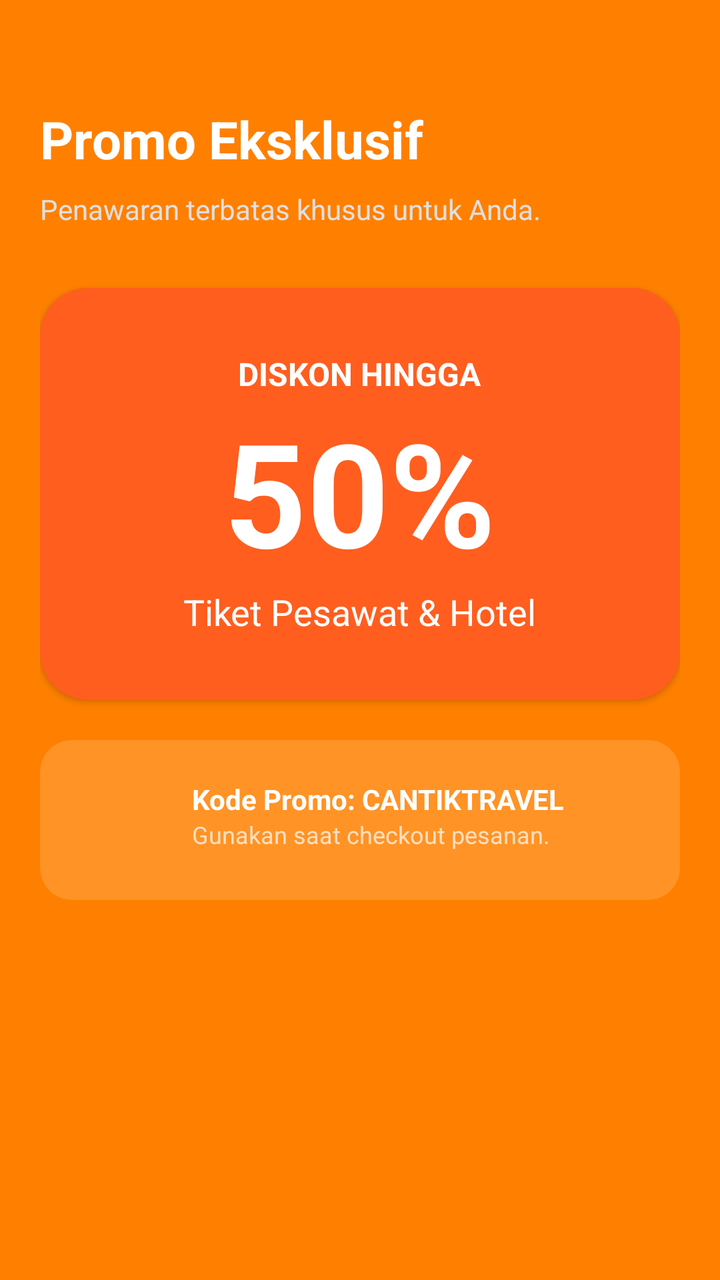
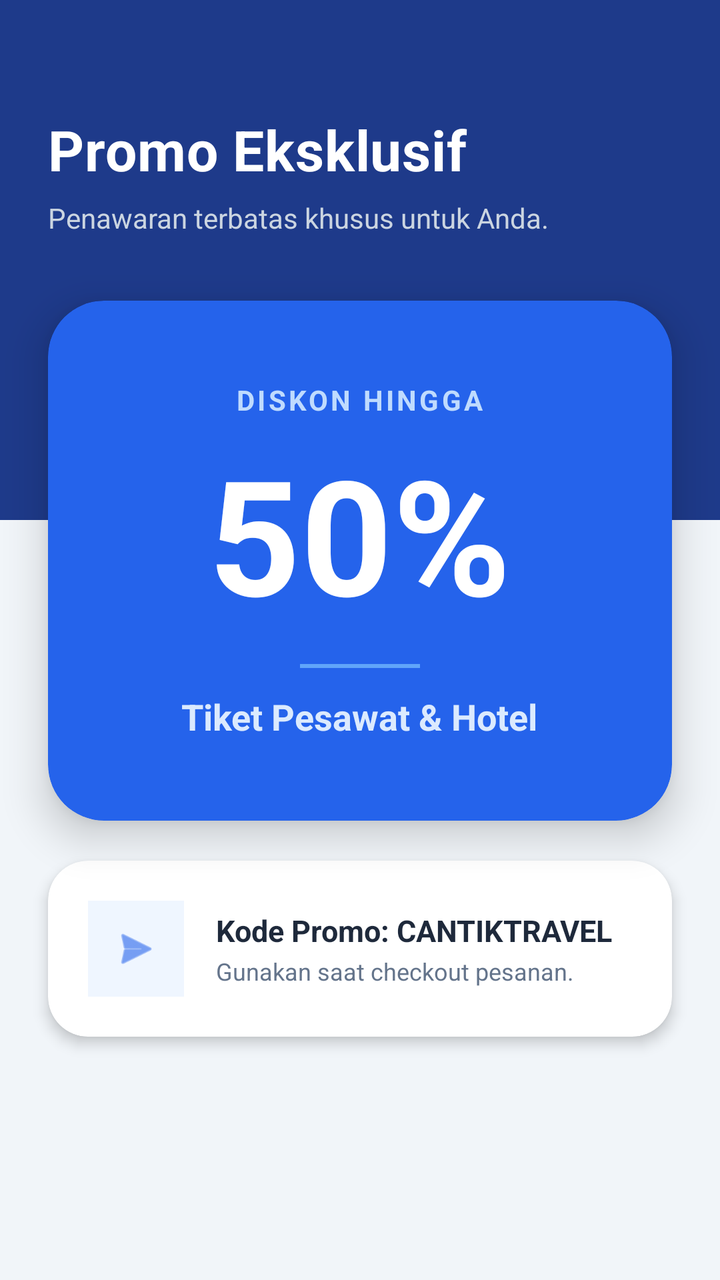

Before-and-after screenshots of an Android layout around one commit, followed by the original layout XML and the change that was made.
<!-- AndroidManifest.xml: application theme Theme.ProjectMobile -->
<!-- res/layout/activity_custom2.xml -->
<?xml version="1.0" encoding="utf-8"?>
<androidx.constraintlayout.widget.ConstraintLayout
    xmlns:android="http://schemas.android.com/apk/res/android"
    xmlns:app="http://schemas.android.com/apk/res-auto"
    android:id="@+id/main"
    android:layout_width="match_parent"
    android:layout_height="match_parent"
    android:background="#FF8000"
    android:padding="20dp">

    <TextView
        android:id="@+id/tvJudulHalaman"
        android:layout_width="wrap_content"
        android:layout_height="wrap_content"
        android:layout_marginTop="32dp"
        android:text="Promo Eksklusif"
        android:textColor="#FFFFFF"
        android:textSize="26sp"
        android:textStyle="bold"
        app:layout_constraintStart_toStartOf="parent"
        app:layout_constraintTop_toTopOf="parent" />

    <TextView
        android:id="@+id/tvDeskripsiHalaman"
        android:layout_width="0dp"
        android:layout_height="wrap_content"
        android:layout_marginTop="8dp"
        android:text="Penawaran terbatas khusus untuk Anda."
        android:textColor="#E0E0E0"
        app:layout_constraintEnd_toEndOf="parent"
        app:layout_constraintStart_toStartOf="parent"
        app:layout_constraintTop_toBottomOf="@id/tvJudulHalaman" />

    <androidx.cardview.widget.CardView
        android:id="@+id/cardPromo"
        android:layout_width="match_parent"
        android:layout_height="wrap_content"
        android:layout_marginTop="30dp"
        app:cardBackgroundColor="#FF5E1F"
        app:cardCornerRadius="24dp"
        app:layout_constraintTop_toBottomOf="@id/tvDeskripsiHalaman">

        <LinearLayout
            android:layout_width="match_parent"
            android:layout_height="wrap_content"
            android:gravity="center"
            android:orientation="vertical"
            android:padding="32dp">

            <TextView
                android:layout_width="wrap_content"
                android:layout_height="wrap_content"
                android:text="DISKON HINGGA"
                android:textColor="#FFFFFF"
                android:textSize="16sp"
                android:textStyle="bold" />

            <TextView
                android:layout_width="wrap_content"
                android:layout_height="wrap_content"
                android:text="50%"
                android:textColor="#FFFFFF"
                android:textSize="72sp"
                android:textStyle="bold" />

            <TextView
                android:layout_width="wrap_content"
                android:layout_height="wrap_content"
                android:text="Tiket Pesawat &amp; Hotel"
                android:textColor="#FFFFFF"
                android:textSize="18sp" />
        </LinearLayout>
    </androidx.cardview.widget.CardView>

    <androidx.cardview.widget.CardView
        android:layout_width="match_parent"
        android:layout_height="wrap_content"
        android:layout_marginTop="20dp"
        app:cardBackgroundColor="#26FFFFFF"
        app:cardCornerRadius="16dp"
        app:cardElevation="0dp"
        app:layout_constraintTop_toBottomOf="@id/cardPromo">

        <LinearLayout
            android:layout_width="match_parent"
            android:layout_height="wrap_content"
            android:orientation="horizontal"
            android:padding="20dp">

            <ImageView
                android:layout_width="40dp"
                android:layout_height="40dp"
                app:tint="#FFFFFF" />

            <LinearLayout
                android:layout_width="wrap_content"
                android:layout_height="wrap_content"
                android:layout_marginStart="16dp"
                android:orientation="vertical">

                <TextView
                    android:layout_width="wrap_content"
                    android:layout_height="wrap_content"
                    android:text="Kode Promo: CANTIKTRAVEL"
                    android:textColor="#FFFFFF"
                    android:textStyle="bold" />

                <TextView
                    android:layout_width="wrap_content"
                    android:layout_height="wrap_content"
                    android:text="Gunakan saat checkout pesanan."
                    android:textColor="#B3FFFFFF"
                    android:textSize="12sp" />
            </LinearLayout>
        </LinearLayout>
    </androidx.cardview.widget.CardView>

</androidx.constraintlayout.widget.ConstraintLayout>
<!-- resources referenced by this layout -->
<resources>
  <style name="Theme.ProjectMobile" parent="Base.Theme.ProjectMobile" />
  <style name="Base.Theme.ProjectMobile" parent="Theme.Material3.DayNight.NoActionBar">
          
          
      </style>
</resources>

<!-- the commit's change to res/layout/activity_custom2.xml (unified diff, before → after) -->
@@ -5,39 +5,57 @@
     android:id="@+id/main"
     android:layout_width="match_parent"
     android:layout_height="match_parent"
-    android:background="#FF8000"
-    android:padding="20dp">
+    android:background="#F1F5F9">
 
+    
+    <View
+        android:id="@+id/headerDecorator"
+        android:layout_width="match_parent"
+        android:layout_height="260dp"
+        android:background="#1E3A8A"
+        app:layout_constraintTop_toTopOf="parent"
+        app:layout_constraintStart_toStartOf="parent"
+        app:layout_constraintEnd_toEndOf="parent" />
+
+    
     <TextView
         android:id="@+id/tvJudulHalaman"
         android:layout_width="wrap_content"
         android:layout_height="wrap_content"
-        android:layout_marginTop="32dp"
+        android:layout_marginStart="24dp"
+        android:layout_marginTop="56dp"
         android:text="Promo Eksklusif"
         android:textColor="#FFFFFF"
-        android:textSize="26sp"
+        android:textSize="28sp"
         android:textStyle="bold"
+        android:letterSpacing="0.01"
         app:layout_constraintStart_toStartOf="parent"
         app:layout_constraintTop_toTopOf="parent" />
 
+    
     <TextView
         android:id="@+id/tvDeskripsiHalaman"
         android:layout_width="0dp"
         android:layout_height="wrap_content"
-        android:layout_marginTop="8dp"
+        android:layout_marginTop="6dp"
+        android:layout_marginEnd="24dp"
         android:text="Penawaran terbatas khusus untuk Anda."
-        android:textColor="#E0E0E0"
+        android:textColor="#CBD5E1"
+        android:textSize="14sp"
         app:layout_constraintEnd_toEndOf="parent"
-        app:layout_constraintStart_toStartOf="parent"
+        app:layout_constraintStart_toStartOf="@id/tvJudulHalaman"
         app:layout_constraintTop_toBottomOf="@id/tvJudulHalaman" />
 
+    
     <androidx.cardview.widget.CardView
         android:id="@+id/cardPromo"
         android:layout_width="match_parent"
         android:layout_height="wrap_content"
-        android:layout_marginTop="30dp"
-        app:cardBackgroundColor="#FF5E1F"
-        app:cardCornerRadius="24dp"
+        android:layout_marginHorizontal="24dp"
+        android:layout_marginTop="32dp"
+        app:cardBackgroundColor="#2563EB"
+        app:cardCornerRadius="28dp"
+        app:cardElevation="12dp"
         app:layout_constraintTop_toBottomOf="@id/tvDeskripsiHalaman">
 
         <LinearLayout
@@ -45,71 +63,89 @@
             android:layout_height="wrap_content"
             android:gravity="center"
             android:orientation="vertical"
-            android:padding="32dp">
+            android:padding="40dp">
 
             <TextView
                 android:layout_width="wrap_content"
                 android:layout_height="wrap_content"
                 android:text="DISKON HINGGA"
-                android:textColor="#FFFFFF"
-                android:textSize="16sp"
-                android:textStyle="bold" />
+                android:textColor="#BFDBFE"
+                android:textSize="14sp"
+                android:textStyle="bold"
+                android:letterSpacing="0.1" />
 
             <TextView
                 android:layout_width="wrap_content"
                 android:layout_height="wrap_content"
+                android:layout_marginTop="4dp"
                 android:text="50%"
                 android:textColor="#FFFFFF"
-                android:textSize="72sp"
+                android:textSize="80sp"
                 android:textStyle="bold" />
+
+            <View
+                android:layout_width="60dp"
+                android:layout_height="2dp"
+                android:layout_marginVertical="12dp"
+                android:background="#60A5FA" />
 
             <TextView
                 android:layout_width="wrap_content"
                 android:layout_height="wrap_content"
                 android:text="Tiket Pesawat &amp; Hotel"
-                android:textColor="#FFFFFF"
-                android:textSize="18sp" />
+                android:textColor="#DBEAFE"
+                android:textSize="18sp"
+                android:textStyle="bold" />
         </LinearLayout>
     </androidx.cardview.widget.CardView>
 
+    
     <androidx.cardview.widget.CardView
         android:layout_width="match_parent"
         android:layout_height="wrap_content"
+        android:layout_marginHorizontal="24dp"
         android:layout_marginTop="20dp"
-        app:cardBackgroundColor="#26FFFFFF"
-        app:cardCornerRadius="16dp"
-        app:cardElevation="0dp"
+        app:cardBackgroundColor="#FFFFFF"
+        app:cardCornerRadius="20dp"
+        app:cardElevation="4dp"
         app:layout_constraintTop_toBottomOf="@id/cardPromo">
 
         <LinearLayout
             android:layout_width="match_parent"
             android:layout_height="wrap_content"
+            android:gravity="center_vertical"
             android:orientation="horizontal"
             android:padding="20dp">
 
             <ImageView
-                android:layout_width="40dp"
-                android:layout_height="40dp"
-                app:tint="#FFFFFF" />
+                android:layout_width="48dp"
+                android:layout_height="48dp"
+                android:background="#EFF6FF"
+                android:padding="12dp"
+                android:src="@android:drawable/ic_menu_send"
+                app:tint="#2563EB" />
 
             <LinearLayout
-                android:layout_width="wrap_content"
+                android:layout_width="0dp"
                 android:layout_height="wrap_content"
                 android:layout_marginStart="16dp"
+                android:layout_weight="1"
                 android:orientation="vertical">
 
                 <TextView
                     android:layout_width="wrap_content"
                     android:layout_height="wrap_content"
                     android:text="Kode Promo: CANTIKTRAVEL"
-                    android:textColor="#FFFFFF"
+                    android:textColor="#1E293B"
+                    android:textSize="15sp"
                     android:textStyle="bold" />
 
                 <TextView
                     android:layout_width="wrap_content"
                     android:layout_height="wrap_content"
+                    android:layout_marginTop="2dp"
                     android:text="Gunakan saat checkout pesanan."
-                    android:textColor="#B3FFFFFF"
+                    android:textColor="#64748B"
                     android:textSize="12sp" />
             </LinearLayout>
         </LinearLayout>
